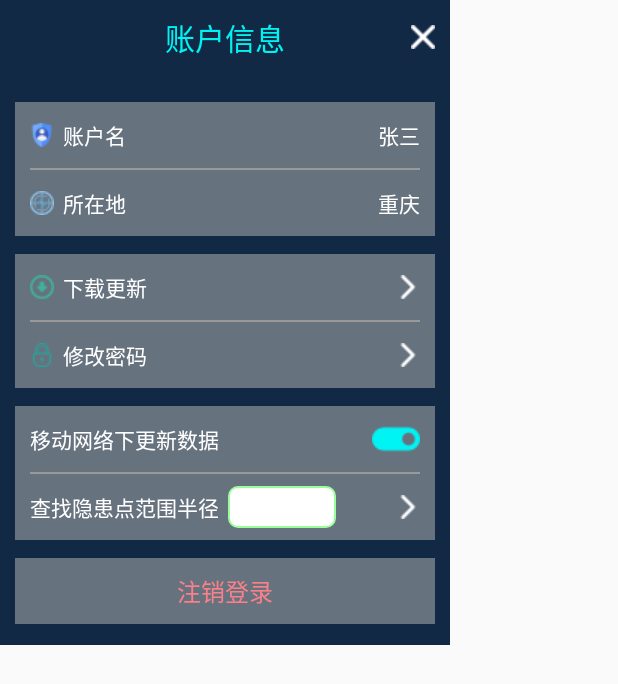
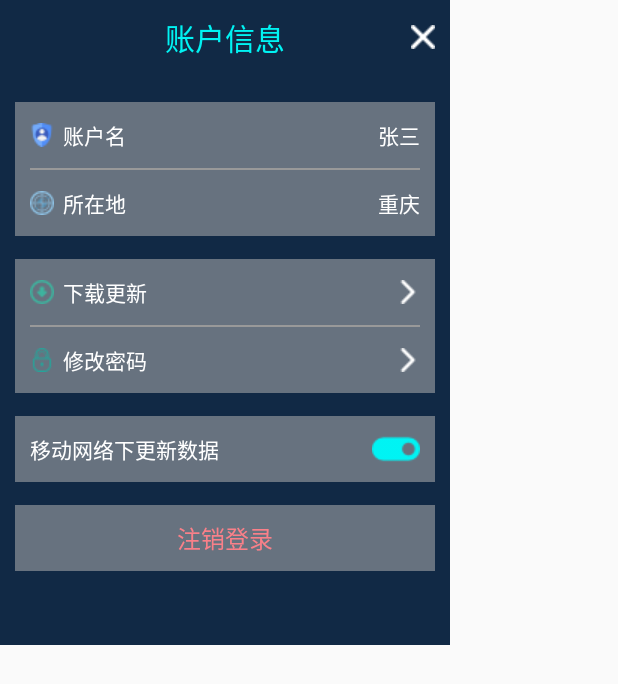
Before and after one commit to woodensheep/DisasterManager, an Android app: the layout activity_setting.xml on its own in the app's theme, with its tools: preview values and no code run, on a phone screen of 412 x 824 dp. Shown: the top 684 px of the screen. Run offline under Robolectric (Android 15) with nearby library versions, the phone set to English and light mode, and no system bars.

Commit message:
设置页面6

```diff
--- a/app/src/main/res/layout/activity_setting.xml
+++ b/app/src/main/res/layout/activity_setting.xml
@@ -112,7 +112,7 @@
         <LinearLayout
             android:layout_width="match_parent"
             android:layout_height="wrap_content"
-            android:layout_marginTop="12dp"
+            android:layout_marginTop="15dp"
             android:paddingLeft="10dp"
             android:paddingRight="10dp"
             android:background="#88b2b2b2"
@@ -145,19 +145,14 @@
                 android:textColor="@color/white" />
         </LinearLayout>
 
-        <LinearLayout
-            android:layout_width="match_parent"
-            android:layout_height="wrap_content"
-            android:layout_marginTop="12dp"
-            android:paddingLeft="10dp"
-            android:paddingRight="10dp"
-            android:background="#88b2b2b2"
-            android:orientation="vertical">
-
         <!-- 移动网络下更新数据 -->
         <LinearLayout
             android:layout_width="match_parent"
             android:layout_height="wrap_content"
+            android:layout_marginTop="15dp"
+            android:paddingLeft="10dp"
+            android:paddingRight="10dp"
+            android:background="#88b2b2b2"
             android:orientation="horizontal">
 
             <TextView
@@ -182,53 +177,11 @@
                 android:minWidth="25dp"/>
         </LinearLayout>
 
-            <View
-                android:layout_width="match_parent"
-                android:layout_height="1dp"
-                android:background="@color/button_color_gz_gray" />
-
-            <!-- 查找隐患点范围半径 -->
-            <LinearLayout
-                android:layout_width="match_parent"
-                android:layout_height="wrap_content"
-                android:gravity="center"
-                android:orientation="horizontal">
-
-                <TextView
-                    android:layout_width="wrap_content"
-                    android:layout_height="44dp"
-                    android:gravity="left|center"
-                    android:text="查找隐患点范围半径"
-                    android:textColor="@color/white"/>
-
-                <EditText
-                    android:id="@+id/toggle_edt"
-                    android:layout_width="0dp"
-                    android:layout_height="28dp"
-                    android:layout_weight="1"
-                    android:layout_marginLeft="6dp"
-                    android:layout_marginRight="40dp"
-                    android:background="@drawable/shape_search_btn"/>
-
-                <TextView
-                    android:layout_width="wrap_content"
-                    android:layout_height="44dp"
-                    android:gravity="left|center"
-                    android:textColor="@color/white"/>
-
-                <ImageView
-                    android:layout_width="wrap_content"
-                    android:layout_height="wrap_content"
-                    android:background="@drawable/arrowright"/>
-            </LinearLayout>
-
-        </LinearLayout>
-
         <!-- 注销登录 -->
         <LinearLayout
             android:layout_width="match_parent"
             android:layout_height="44dp"
-            android:layout_marginTop="12dp"
+            android:layout_marginTop="15dp"
             android:background="#88b2b2b2"
             android:gravity="center">
 
```
Lines whose indentation alone changed are shown as unchanged.
